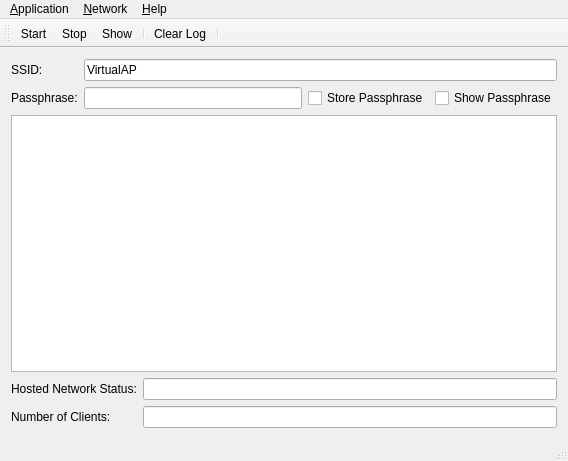
Qt form mainwindow.ui (BrainB0ne/hostednetwork-gui) before a commit.
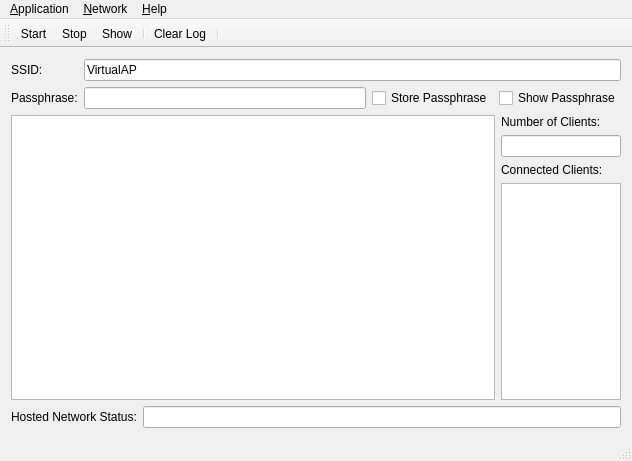
The same form after that commit. Icons and pictures are not drawn.

Commit message: added Connected Clients ListView populated with authenticated connected MAC addresses to the hosted network

What changed in the file:
```diff
--- a/mainwindow.ui
+++ b/mainwindow.ui
@@ -6,7 +6,7 @@
    <rect>
     <x>0</x>
     <y>0</y>
-    <width>568</width>
+    <width>632</width>
     <height>461</height>
    </rect>
   </property>
@@ -19,7 +19,7 @@
   </property>
   <widget class="QWidget" name="centralWidget">
    <layout class="QGridLayout" name="gridLayout_3">
-    <item row="0" column="0">
+    <item row="0" column="0" colspan="2">
      <layout class="QGridLayout" name="gridLayout">
       <item row="0" column="0">
        <widget class="QLabel" name="ssidLabel">
@@ -65,7 +65,9 @@
       </item>
      </layout>
     </item>
-    <item row="1" column="0">
+    <item row="1" column="0" colspan="2">
+     <layout class="QHBoxLayout" name="horizontalLayout">
+      <item>
      <widget class="QPlainTextEdit" name="logTextEdit">
       <property name="font">
        <font>
@@ -78,37 +80,74 @@
       </property>
      </widget>
     </item>
-    <item row="2" column="0">
+      <item>
      <layout class="QGridLayout" name="gridLayout_2">
       <item row="0" column="0">
-       <widget class="QLabel" name="statusLabel">
-        <property name="text">
-         <string>Hosted Network Status:</string>
-        </property>
-       </widget>
-      </item>
-      <item row="0" column="1">
-       <widget class="QLineEdit" name="statusLineEdit">
-        <property name="readOnly">
-         <bool>true</bool>
-        </property>
-       </widget>
-      </item>
-      <item row="1" column="0">
        <widget class="QLabel" name="numberClientsLabel">
         <property name="text">
          <string>Number of Clients:</string>
         </property>
        </widget>
       </item>
-      <item row="1" column="1">
+        <item row="1" column="0">
        <widget class="QLineEdit" name="numberClientsLineEdit">
+          <property name="sizePolicy">
+           <sizepolicy hsizetype="Fixed" vsizetype="Fixed">
+            <horstretch>0</horstretch>
+            <verstretch>0</verstretch>
+           </sizepolicy>
+          </property>
+          <property name="maximumSize">
+           <size>
+            <width>120</width>
+            <height>16777215</height>
+           </size>
+          </property>
         <property name="readOnly">
          <bool>true</bool>
         </property>
        </widget>
       </item>
-     </layout>
+        <item row="2" column="0">
+         <widget class="QLabel" name="macLabel">
+          <property name="text">
+           <string>Connected Clients:</string>
+          </property>
+         </widget>
+        </item>
+        <item row="3" column="0">
+         <widget class="QListWidget" name="macListWidget">
+          <property name="sizePolicy">
+           <sizepolicy hsizetype="Fixed" vsizetype="Expanding">
+            <horstretch>0</horstretch>
+            <verstretch>0</verstretch>
+           </sizepolicy>
+          </property>
+          <property name="maximumSize">
+           <size>
+            <width>120</width>
+            <height>16777215</height>
+           </size>
+          </property>
+         </widget>
+        </item>
+       </layout>
+      </item>
+     </layout>
+    </item>
+    <item row="2" column="0">
+     <widget class="QLabel" name="statusLabel">
+      <property name="text">
+       <string>Hosted Network Status:</string>
+      </property>
+     </widget>
+    </item>
+    <item row="2" column="1">
+     <widget class="QLineEdit" name="statusLineEdit">
+      <property name="readOnly">
+       <bool>true</bool>
+      </property>
+     </widget>
     </item>
    </layout>
   </widget>
@@ -117,7 +156,7 @@
     <rect>
      <x>0</x>
      <y>0</y>
-     <width>568</width>
+     <width>632</width>
      <height>21</height>
     </rect>
    </property>
```
Left out of the diff: 4 changed lines with no effect on the pictures. Lines whose indentation alone changed are shown as unchanged. The commit also changes 1 other file.
